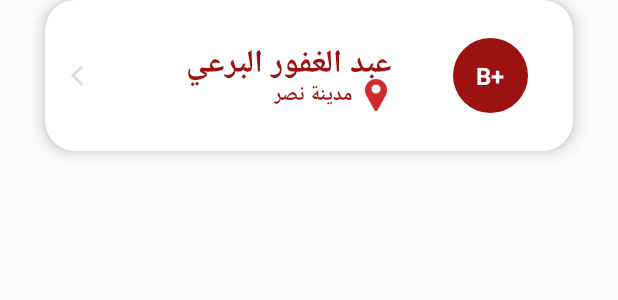
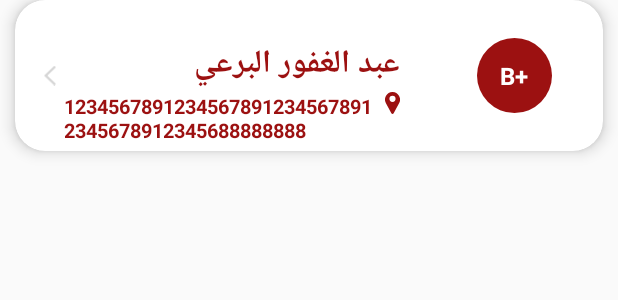
Before and after one commit to AhmedElqaffas/Shoryan, an Android app: the layout item_request.xml on its own in the app's theme, with its tools: preview values and no code run, on a phone screen of 412 x 824 dp. Shown: the top 300 px of the screen. Run offline under Robolectric (Android 15) with nearby library versions, the phone set to English and light mode, and no system bars.

Commit message:
- Renamed some DonationRequest members names - Renamed DonationLocation to BloodBank - Home requests now show blood bank name

```diff
--- /dev/null
+++ b/app/src/main/java/com/example/sharyan/data/BloodBank.kt
@@ -0,0 +1,6 @@
+package com.example.sharyan.data
+
+import java.io.Serializable
+
+data class BloodBank(val name: String, val location: Location): Serializable
+data class Location(val region: String): Serializable
--- a/app/src/main/java/com/example/sharyan/data/DonationLocation.kt
+++ /dev/null
@@ -1,5 +0,0 @@
-package com.example.sharyan.data
-
-import java.io.Serializable
-
-data class DonationLocation(val region: String): Serializable
--- a/app/src/main/java/com/example/sharyan/recyclersAdapters/RequestsRecyclerAdapter.kt
+++ b/app/src/main/java/com/example/sharyan/recyclersAdapters/RequestsRecyclerAdapter.kt
@@ -36,7 +36,8 @@ class RequestsRecyclerAdapter(private val requestsRecyclerInteraction: RequestsR
         fun bindRequestData(request: DonationRequest){
             itemView.request_item_blood_type.text = request.bloodType
             itemView.request_item_name.text = request.requester.name?.firstName
-            itemView.request_item_location.text = request.donationLocation.region
+            itemView.request_item_location.text = request.bloodBank.name + " - " +
+                    request.bloodBank.location.region
         }
     }
 }
--- a/app/src/main/java/com/example/sharyan/ui/Home.kt
+++ b/app/src/main/java/com/example/sharyan/ui/Home.kt
@@ -122,8 +122,14 @@ class Home : Fragment(), RequestsRecyclerInteraction, FilterHolder{
 
     private fun setFilterListener(){
         filter.setOnClickListener {
+            resetScrollingToTop()
             FilterFragment(this).show(childFragmentManager, "filterFragment")
         }
+    }
+
+    private fun resetScrollingToTop(){
+        (requestsRecycler.layoutManager as LinearLayoutManager).scrollToPosition(0)
+        homeAppBar.setExpanded(true)
     }
 
     override fun onItemClicked(donationRequest: DonationRequest) {
--- a/app/src/main/java/com/example/sharyan/ui/RequestFulfillmentFragment.kt
+++ b/app/src/main/java/com/example/sharyan/ui/RequestFulfillmentFragment.kt
@@ -135,8 +135,9 @@ class RequestFulfillmentFragment : BottomSheetDialogFragment(){
     private fun displayRequestDetails(request: DonationRequest){
         requestBloodType.text = request.bloodType
         requesterName.text = request.requester.name?.getFullName()
-        requestLocation.text = request.donationLocation.region
+        requestLocation.text = request.bloodBank.location.region
         requestBagsRequired.text = resources.getString(R.string.blood_bags, request.numberOfBagsRequired)
+        personsDonatingToRequest.text = resources.getString(R.string.persons_going, request.numberOfComingDonors)
 
     }
 }
--- a/app/src/main/res/layout/fragment_home.xml
+++ b/app/src/main/res/layout/fragment_home.xml
@@ -15,6 +15,7 @@
         android:id="@+id/coodinatorLayout">
 
             <com.google.android.material.appbar.AppBarLayout
+                android:id="@+id/homeAppBar"
                 android:layout_width="match_parent"
                 android:layout_height="wrap_content"
                 android:theme="@style/CustomActionBar"
@@ -23,6 +24,7 @@
 
 
                 <androidx.appcompat.widget.Toolbar
+                    android:id="@+id/homeToolbar"
                     android:layout_width="match_parent"
                     android:layout_height="wrap_content"
                     app:layout_scrollFlags="scroll|enterAlways"
--- a/app/src/main/res/layout/item_request.xml
+++ b/app/src/main/res/layout/item_request.xml
@@ -15,7 +15,7 @@
         app:cardCornerRadius="20dp"
         app:cardElevation="6dp"
         android:layout_marginBottom="30dp"
-        android:layout_marginHorizontal="30dp">
+        android:layout_marginHorizontal="10dp">
 
         <androidx.constraintlayout.widget.ConstraintLayout
             android:layout_width="match_parent"
@@ -53,21 +53,30 @@
             android:textStyle="bold"
             tools:text="عبد الغفور البرعي"/>
 
+        <ImageView
+            android:id="@+id/pin_icon"
+            android:layout_width="wrap_content"
+            android:layout_height="wrap_content"
+            app:layout_constraintTop_toBottomOf="@id/request_item_name"
+            app:layout_constraintRight_toRightOf="@id/request_item_name"
+            android:src="@drawable/ic_pin"/>
+
         <TextView
             android:id="@+id/request_item_location"
-            android:layout_width="wrap_content"
+            android:layout_width="0dp"
             android:layout_height="wrap_content"
-            app:layout_constraintBottom_toBottomOf="@id/request_item_blood_type"
-            app:layout_constraintRight_toRightOf="@id/request_item_name"
+            app:layout_constraintTop_toTopOf="@id/pin_icon"
+            app:layout_constraintRight_toLeftOf="@id/pin_icon"
+            app:layout_constraintLeft_toRightOf="@id/request_arrow"
             android:textColor="@color/colorPrimaryDark"
-            tools:text="مدينة نصر"
+            tools:text="12345678912345678912345678912345678912345688888888"
             android:textSize="13sp"
             android:fontFamily="arial"
             android:textStyle="bold"
-            app:drawableEndCompat="@mipmap/pin"
-            android:drawablePadding="5dp"/>
+            android:layout_marginHorizontal="5dp"/>
 
         <ImageView
+            android:id="@+id/request_arrow"
             android:layout_width="8dp"
             android:layout_height="14dp"
             app:layout_constraintTop_toTopOf="parent"
--- a/app/src/main/res/values/strings.xml
+++ b/app/src/main/res/values/strings.xml
@@ -29,7 +29,7 @@
     <string name="new_request">طلب جديد</string>
     <string name="notifications">الإشعارات</string>
     <string name="password">كلمة السر</string>
-    <string name="persons_going">أشخاص في طريقهم للتبرّع</string>
+    <string name="persons_going">\u200F %1$d أشخاص في طريقهم للتبرّع</string>
     <string name="phone_number">رقم المحمول</string>
     <string name="points">النقاط</string>
     <string name="proceed">استمرار</string>
```
Also changed, not shown: app/src/main/java/com/example/sharyan/data/DonationRequest.kt (+4 -3 lines).
